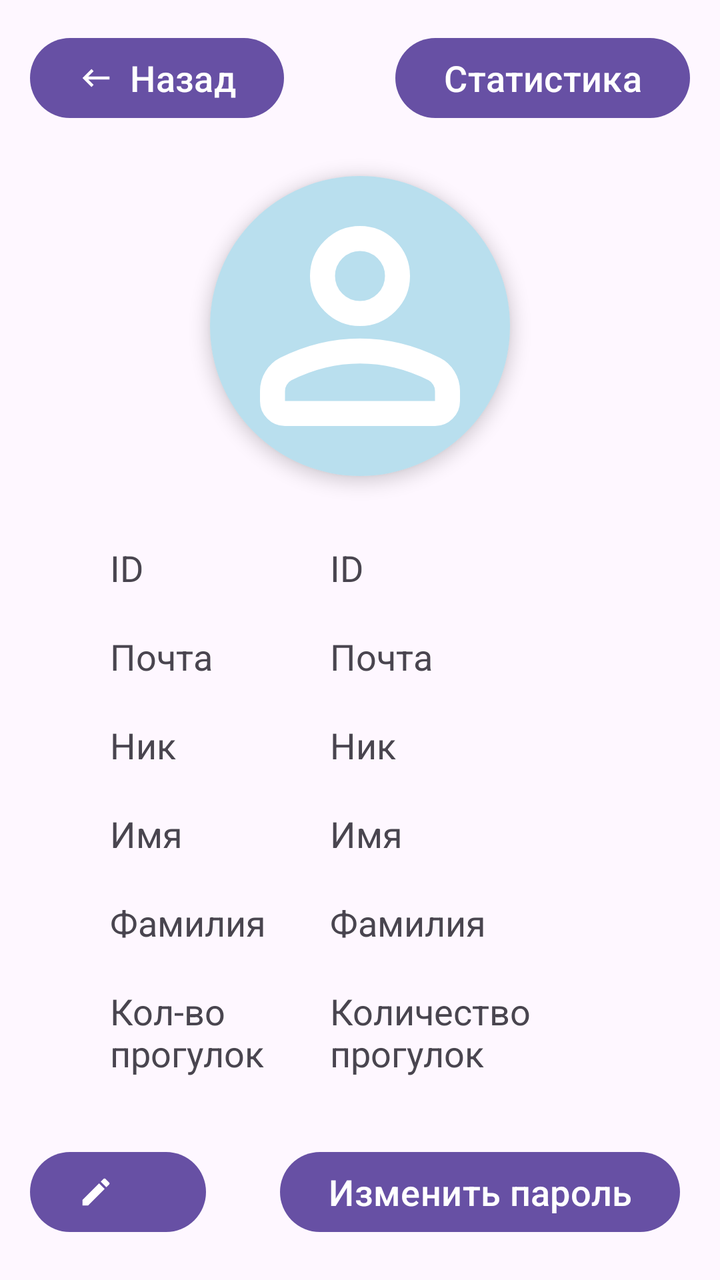
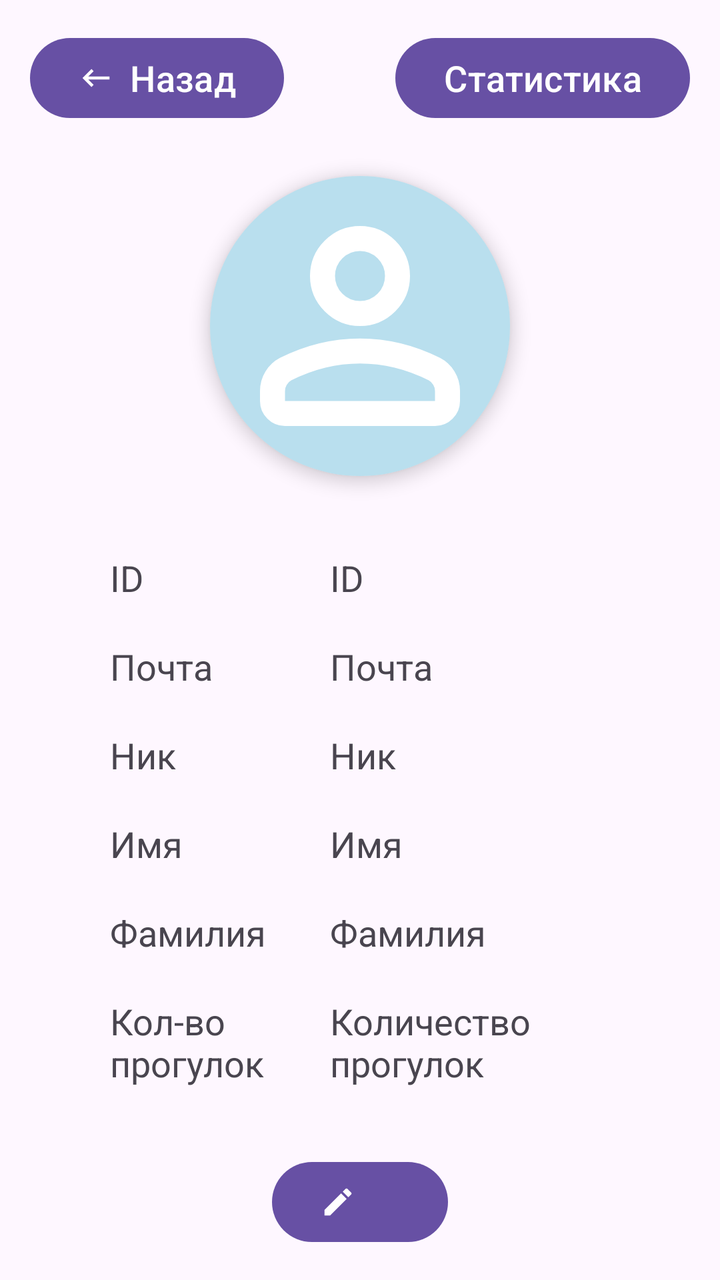

Before-and-after screenshots of an Android layout around one commit, followed by the original layout XML and the change that was made.
<!-- AndroidManifest.xml: application theme Base.Theme.TestMapKit -->
<!-- res/layout/fragment_profile.xml -->
<?xml version="1.0" encoding="utf-8"?>
<androidx.constraintlayout.widget.ConstraintLayout xmlns:android="http://schemas.android.com/apk/res/android"
    xmlns:tools="http://schemas.android.com/tools"
    android:layout_width="match_parent"
    android:layout_height="match_parent"
    xmlns:app="http://schemas.android.com/apk/res-auto"
    tools:context=".fragments.setting.user.ProfileFragment">

    <androidx.constraintlayout.widget.ConstraintLayout
        android:id="@+id/cl_btn_profile"
        android:layout_width="match_parent"
        android:layout_height="wrap_content"
        app:layout_constraintEnd_toEndOf="parent"
        app:layout_constraintStart_toStartOf="parent"
        app:layout_constraintTop_toTopOf="parent"
        android:layout_margin="10dp"
        >
        <com.google.android.material.button.MaterialButton
            android:id="@+id/btn_back_profile"
            android:layout_width="wrap_content"
            android:layout_height="wrap_content"
            app:icon="@drawable/ic_back"
            app:layout_constraintStart_toStartOf="parent"
            app:layout_constraintTop_toTopOf="parent"
            android:layout_margin="5dp"
            android:text="Назад"
            android:textSize="@dimen/text_normal"
            />

        <com.google.android.material.button.MaterialButton
            android:id="@+id/btn_user_statistic_profile"
            android:layout_width="wrap_content"
            android:layout_height="wrap_content"
            app:layout_constraintEnd_toEndOf="parent"
            app:layout_constraintTop_toTopOf="parent"
            app:layout_constraintBottom_toBottomOf="parent"
            android:layout_margin="5dp"
            android:text="Статистика"
            android:textSize="@dimen/text_normal"/>

    </androidx.constraintlayout.widget.ConstraintLayout>

    <androidx.cardview.widget.CardView
        android:id="@+id/cv_img_profile"
        android:layout_width="wrap_content"
        android:layout_height="wrap_content"
        app:cardElevation="5dp"
        app:cardCornerRadius="180dp"
        app:layout_constraintEnd_toEndOf="parent"
        app:layout_constraintStart_toStartOf="parent"
        app:layout_constraintTop_toBottomOf="@id/cl_btn_profile"
        android:layout_margin="20dp">

        <androidx.constraintlayout.widget.ConstraintLayout
            android:layout_width="wrap_content"
            android:layout_height="wrap_content">

            <ImageView
                android:id="@+id/img_profile"
                android:layout_width="@dimen/text_view_width_extra"
                android:layout_height="@dimen/text_view_width_extra"
                android:background="@color/light_blue"
                android:contentDescription="User avatar"
                android:src="@drawable/ic_profile"
                app:layout_constraintBottom_toBottomOf="parent"
                app:layout_constraintEnd_toEndOf="parent"
                app:layout_constraintStart_toStartOf="parent"
                app:layout_constraintTop_toTopOf="parent" />

        </androidx.constraintlayout.widget.ConstraintLayout>

    </androidx.cardview.widget.CardView>

    <ScrollView
        android:id="@+id/ll_profile_detail"
        android:layout_width="match_parent"
        android:layout_height="wrap_content"
        app:layout_constraintEnd_toEndOf="parent"
        app:layout_constraintStart_toStartOf="parent"
        app:layout_constraintTop_toBottomOf="@id/cv_img_profile"
        app:layout_constraintBottom_toTopOf="@id/cl_btn_profile_change">

        <LinearLayout
            android:layout_width="match_parent"
            android:layout_height="wrap_content"
            android:orientation="vertical"
            android:layout_margin="20dp"
            android:gravity="center">

            <LinearLayout
                android:id="@+id/ll_profile_id"
                android:layout_width="match_parent"
                android:layout_height="wrap_content"
                android:orientation="horizontal"
                android:layout_marginTop="10dp"
                android:layout_marginEnd="30dp"
                android:layout_marginStart="30dp">

                <TextView
                    android:layout_width="@dimen/text_view_width_normal"
                    android:layout_height="match_parent"
                    android:layout_margin="5dp"
                    android:textSize="@dimen/text_normal"
                    android:text="ID"
                    android:gravity="center_vertical"/>

                <TextView
                    android:id="@+id/tv_profile_id"
                    android:layout_width="match_parent"
                    android:layout_height="match_parent"
                    android:layout_margin="5dp"
                    android:textSize="@dimen/text_normal"
                    android:text="ID"
                    android:gravity="center_vertical"/>

            </LinearLayout>

            <LinearLayout
                android:id="@+id/ll_profile_email"
                android:layout_width="match_parent"
                android:layout_height="wrap_content"
                android:orientation="horizontal"
                android:layout_marginTop="10dp"
                android:layout_marginEnd="30dp"
                android:layout_marginStart="30dp">

                <TextView
                    android:layout_width="@dimen/text_view_width_normal"
                    android:layout_height="match_parent"
                    android:layout_margin="5dp"
                    android:textSize="@dimen/text_normal"
                    android:text="Почта"
                    android:gravity="center_vertical"/>

                <TextView
                    android:id="@+id/tv_profile_email"
                    android:layout_width="match_parent"
                    android:layout_height="match_parent"
                    android:layout_margin="5dp"
                    android:textSize="@dimen/text_normal"
                    android:text="Почта"
                    android:gravity="center_vertical"/>

            </LinearLayout>

            <LinearLayout
                android:id="@+id/ll_profile_username"
                android:layout_width="match_parent"
                android:layout_height="wrap_content"
                android:orientation="horizontal"
                android:layout_marginTop="10dp"
                android:layout_marginEnd="30dp"
                android:layout_marginStart="30dp"
                android:visibility="visible"
                >

                <TextView
                    android:layout_width="@dimen/text_view_width_normal"
                    android:layout_height="match_parent"
                    android:layout_margin="5dp"
                    android:textSize="@dimen/text_normal"
                    android:text="Ник"
                    android:gravity="center_vertical" />

                <TextView
                    android:id="@+id/tv_profile_username"
                    android:layout_width="match_parent"
                    android:layout_height="match_parent"
                    android:layout_margin="5dp"
                    android:textSize="@dimen/text_normal"
                    android:text="Ник"
                    android:gravity="center_vertical" />

            </LinearLayout>

            <LinearLayout
                android:id="@+id/ll_user_first_name"
                android:layout_width="match_parent"
                android:layout_height="wrap_content"
                android:orientation="horizontal"
                android:layout_marginTop="10dp"
                android:layout_marginEnd="30dp"
                android:layout_marginStart="30dp"
                android:visibility="visible"
                >

                <TextView
                    android:layout_width="@dimen/text_view_width_normal"
                    android:layout_height="match_parent"
                    android:layout_margin="5dp"
                    android:textSize="@dimen/text_normal"
                    android:text="Имя"
                    android:gravity="center_vertical" />

                <TextView
                    android:id="@+id/tv_profile_first_name"
                    android:layout_width="match_parent"
                    android:layout_height="match_parent"
                    android:layout_margin="5dp"
                    android:textSize="@dimen/text_normal"
                    android:text="Имя"
                    android:gravity="center_vertical" />

            </LinearLayout>

            <LinearLayout
                android:id="@+id/ll_profile_last_name"
                android:layout_width="match_parent"
                android:layout_height="wrap_content"
                android:orientation="horizontal"
                android:layout_marginTop="10dp"
                android:layout_marginEnd="30dp"
                android:layout_marginStart="30dp"
                android:visibility="visible"
                >

                <TextView
                    android:layout_width="@dimen/text_view_width_normal"
                    android:layout_height="match_parent"
                    android:layout_margin="5dp"
                    android:textSize="@dimen/text_normal"
                    android:text="Фамилия"
                    android:gravity="center_vertical" />

                <TextView
                    android:id="@+id/tv_profile_last_name"
                    android:layout_width="match_parent"
                    android:layout_height="match_parent"
                    android:layout_margin="5dp"
                    android:textSize="@dimen/text_normal"
                    android:text="Фамилия"
                    android:gravity="center_vertical" />

            </LinearLayout>

            <LinearLayout
                android:id="@+id/ll_profile_stat_count"
                android:layout_width="match_parent"
                android:layout_height="wrap_content"
                android:orientation="horizontal"
                android:layout_marginTop="10dp"
                android:layout_marginEnd="30dp"
                android:layout_marginStart="30dp"
                android:visibility="visible"
                >

                <TextView
                    android:layout_width="@dimen/text_view_width_normal"
                    android:layout_height="match_parent"
                    android:layout_margin="5dp"
                    android:textSize="@dimen/text_normal"
                    android:text="Кол-во прогулок"
                    android:gravity="center_vertical" />

                <TextView
                    android:id="@+id/tv_profile_stat_count"
                    android:layout_width="match_parent"
                    android:layout_height="match_parent"
                    android:layout_margin="5dp"
                    android:textSize="@dimen/text_normal"
                    android:text="Количество прогулок"
                    android:gravity="center_vertical" />

            </LinearLayout>
        </LinearLayout>
    </ScrollView>

    <androidx.constraintlayout.widget.ConstraintLayout
        android:id="@+id/cl_btn_profile_change"
        android:layout_width="match_parent"
        android:layout_height="wrap_content"
        app:layout_constraintEnd_toEndOf="parent"
        app:layout_constraintStart_toStartOf="parent"
        app:layout_constraintBottom_toBottomOf="parent"
        android:layout_margin="10dp">

        <com.google.android.material.button.MaterialButton
            android:id="@+id/btn_edit_profile"
            android:layout_width="wrap_content"
            android:layout_height="wrap_content"
            app:icon="@drawable/ic_edit"
            app:layout_constraintStart_toStartOf="parent"
            app:layout_constraintTop_toTopOf="parent"
            app:layout_constraintBottom_toBottomOf="parent"
            android:layout_margin="5dp"
            android:text=""
            android:textSize="@dimen/text_normal"/>

        <Button
            android:id="@+id/btn_change_pass"
            android:layout_width="wrap_content"
            android:layout_height="wrap_content"
            android:text="Изменить пароль"
            android:layout_margin="10dp"
            android:textSize="@dimen/text_normal"

            app:layout_constraintEnd_toEndOf="parent"
            app:layout_constraintTop_toTopOf="parent"
            app:layout_constraintBottom_toBottomOf="parent"/>
    </androidx.constraintlayout.widget.ConstraintLayout>

    <ProgressBar
        android:id="@+id/pb_profile"
        android:layout_width="wrap_content"
        android:layout_height="wrap_content"
        android:layout_gravity="center"
        android:visibility="gone"
        app:layout_constraintBottom_toBottomOf="parent"
        app:layout_constraintEnd_toEndOf="parent"
        app:layout_constraintStart_toStartOf="parent"
        app:layout_constraintTop_toTopOf="parent" />

</androidx.constraintlayout.widget.ConstraintLayout>
<!-- resources referenced by this layout -->
<resources>
  <color name="light_blue">#CCA8D8EA</color>
  <dimen name="text_normal">18sp</dimen>
  <dimen name="text_view_width_extra">150dp</dimen>
  <dimen name="text_view_width_normal">100dp</dimen>
  <!-- drawable ic_back (drawable) -->
  <vector xmlns:android="http://schemas.android.com/apk/res/android" android:autoMirrored="true" android:height="24dp" android:tint="#FFFFFF" android:viewportHeight="24" android:viewportWidth="24" android:width="24dp">
        
      <path android:fillColor="@android:color/white" android:pathData="M21,11H6.83l3.58,-3.59L9,6l-6,6 6,6 1.41,-1.41L6.83,13H21z"/>
      
  </vector>
  <!-- drawable ic_edit (drawable) -->
  <vector xmlns:android="http://schemas.android.com/apk/res/android" android:height="24dp" android:tint="#FFFFFF" android:viewportHeight="24" android:viewportWidth="24" android:width="24dp">
        
      <path android:fillColor="@android:color/white" android:pathData="M3,17.25V21h3.75L17.81,9.94l-3.75,-3.75L3,17.25zM20.71,7.04c0.39,-0.39 0.39,-1.02 0,-1.41l-2.34,-2.34c-0.39,-0.39 -1.02,-0.39 -1.41,0l-1.83,1.83 3.75,3.75 1.83,-1.83z"/>
      
  </vector>
  <!-- drawable ic_profile (drawable) -->
  <vector xmlns:android="http://schemas.android.com/apk/res/android" android:height="24dp" android:tint="#FFFFFF" android:viewportHeight="960" android:viewportWidth="960" android:width="24dp">
        
      <path android:fillColor="@android:color/white" android:pathData="M367,433Q320,386 320,320Q320,254 367,207Q414,160 480,160Q546,160 593,207Q640,254 640,320Q640,386 593,433Q546,480 480,480Q414,480 367,433ZM160,720L160,688Q160,654 177.5,625.5Q195,597 224,582Q286,551 350,535.5Q414,520 480,520Q546,520 610,535.5Q674,551 736,582Q765,597 782.5,625.5Q800,654 800,688L800,720Q800,753 776.5,776.5Q753,800 720,800L240,800Q207,800 183.5,776.5Q160,753 160,720ZM240,720L720,720L720,688Q720,677 714.5,668Q709,659 700,654Q646,627 591,613.5Q536,600 480,600Q424,600 369,613.5Q314,627 260,654Q251,659 245.5,668Q240,677 240,688L240,720ZM536.5,376.5Q560,353 560,320Q560,287 536.5,263.5Q513,240 480,240Q447,240 423.5,263.5Q400,287 400,320Q400,353 423.5,376.5Q447,400 480,400Q513,400 536.5,376.5ZM480,320Q480,320 480,320Q480,320 480,320Q480,320 480,320Q480,320 480,320Q480,320 480,320Q480,320 480,320Q480,320 480,320Q480,320 480,320ZM480,720L480,720Q480,720 480,720Q480,720 480,720Q480,720 480,720Q480,720 480,720Q480,720 480,720Q480,720 480,720Q480,720 480,720Q480,720 480,720L480,720Z"/>
      
  </vector>
  <style name="Base.Theme.TestMapKit" parent="Theme.Material3.DayNight.NoActionBar">
  
      </style>
</resources>

<!-- the commit's change to res/layout/fragment_profile.xml (unified diff, before → after) -->
@@ -280,23 +280,12 @@
             android:layout_height="wrap_content"
             app:icon="@drawable/ic_edit"
             app:layout_constraintStart_toStartOf="parent"
+            app:layout_constraintEnd_toEndOf="parent"
             app:layout_constraintTop_toTopOf="parent"
             app:layout_constraintBottom_toBottomOf="parent"
             android:layout_margin="5dp"
             android:text=""
             android:textSize="@dimen/text_normal"/>
-
-        <Button
-            android:id="@+id/btn_change_pass"
-            android:layout_width="wrap_content"
-            android:layout_height="wrap_content"
-            android:text="Изменить пароль"
-            android:layout_margin="10dp"
-            android:textSize="@dimen/text_normal"
-
-            app:layout_constraintEnd_toEndOf="parent"
-            app:layout_constraintTop_toTopOf="parent"
-            app:layout_constraintBottom_toBottomOf="parent"/>
     </androidx.constraintlayout.widget.ConstraintLayout>
 
     <ProgressBar
